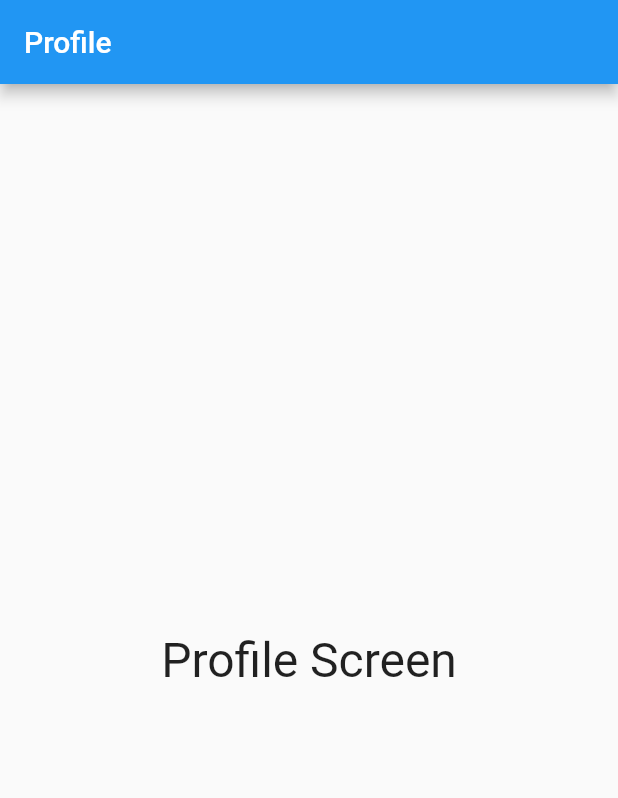
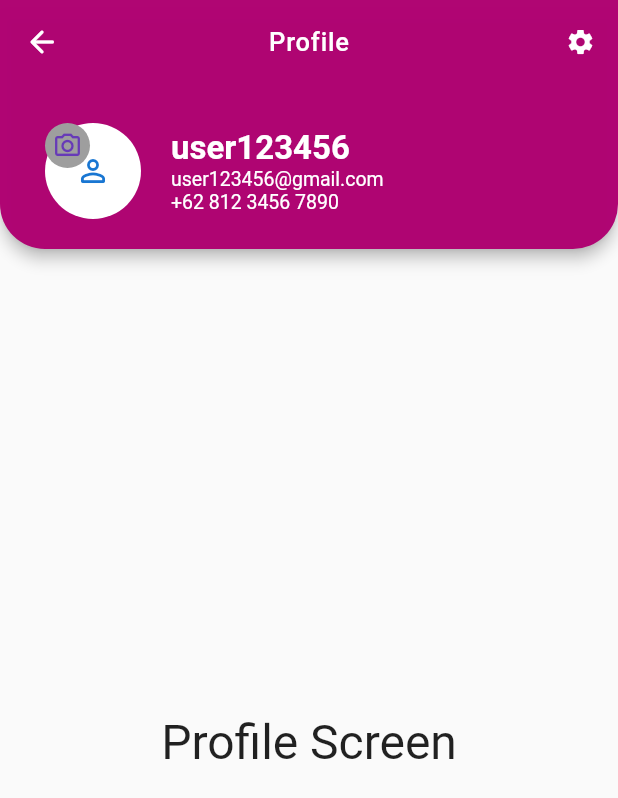
Before and after one commit to IvanoWoii/Project_Kel-4_Mobile, a Flutter app: the Profile screen opened directly, on a phone screen of 412 x 824 dp. Shown: the top 798 px of the screen. Run offline on Flutter 3.47's test engine with Material 2 defaults, Android fonts, the phone set to English and light mode, and no system bars; our stand-ins replace easy_splash_screen, google_fonts.

Commit message:
Profile
AppBar(Profile)

```diff
--- a/lib/page/profile.dart
+++ b/lib/page/profile.dart
@@ -1,7 +1,6 @@
 import 'package:flutter/material.dart';
 
 class Profile extends StatefulWidget {
-
   @override
   State<Profile> createState() => _ProfileState();
 }
@@ -10,7 +9,99 @@ class _ProfileState extends State<Profile> {
   @override
   Widget build(BuildContext context) {
     return Scaffold(
-      appBar: AppBar(title: Text('Profile')),
+      appBar: AppBar(
+        backgroundColor: Color.fromARGB(250, 175, 1, 113),
+        centerTitle: true,
+        title: const Text(
+          'Profile',
+          style:
+              TextStyle(fontSize: 17, color: Colors.white, letterSpacing: 0.53),
+        ),
+        shape: const RoundedRectangleBorder(
+          borderRadius: BorderRadius.vertical(
+            bottom: Radius.circular(30),
+          ),
+        ),
+        leading: InkWell(
+          onTap: () {},
+          child: const Icon(
+            Icons.arrow_back_rounded,
+            color: Colors.white,
+          ),
+        ),
+        actions: [
+          InkWell(
+            onTap: () {},
+            child: const Padding(
+              padding: EdgeInsets.all(15.0),
+              child: Icon(
+                Icons.settings,
+                size: 20,
+              ),
+            ),
+          ),
+        ],
+        bottom: PreferredSize(
+            preferredSize: const Size.fromHeight(110.0),
+            child: Container(
+              padding: const EdgeInsets.only(left: 30, bottom: 20),
+              child: Row(
+                children: [
+                  Stack(
+                    children: [
+                      const CircleAvatar(
+                        radius: 32,
+                        backgroundColor: Colors.white,
+                        child: Icon(Icons.person_outline_rounded),
+                      ),
+                      Container(
+                        height: 30,
+                        width: 30,
+                        decoration: const BoxDecoration(
+                            color: Colors.grey,
+                            borderRadius:
+                                BorderRadius.all(Radius.circular(20))),
+                        child: const Icon(
+                          Icons.camera_alt_outlined,
+                          color: Colors.deepPurple,
+                          size: 20,
+                        ),
+                      )
+                    ],
+                  ),
+                  Container(
+                    margin: const EdgeInsets.only(left: 20),
+                    child: Column(
+                      crossAxisAlignment: CrossAxisAlignment.start,
+                      children: const [
+                        Text(
+                          'user123456',
+                          style: TextStyle(
+                              fontSize: 22,
+                              fontWeight: FontWeight.w700,
+                              color: Colors.white),
+                        ),
+                        Text(
+                          'user123456@gmail.com',
+                          style: TextStyle(
+                            fontSize: 13,
+                            color: Colors.white,
+                          ),
+                        ),
+                        Text(
+                          '+62 812 3456 7890',
+                          style: TextStyle(
+                            fontSize: 13,
+                            color: Colors.white,
+                          ),
+                        ),
+                      ],
+                    ),
+                  )
+                ],
+              ),
+            )),
+      ),
       body: Center(
         child: Text('Profile Screen', style: TextStyle(fontSize: 32)),
       ),
```
